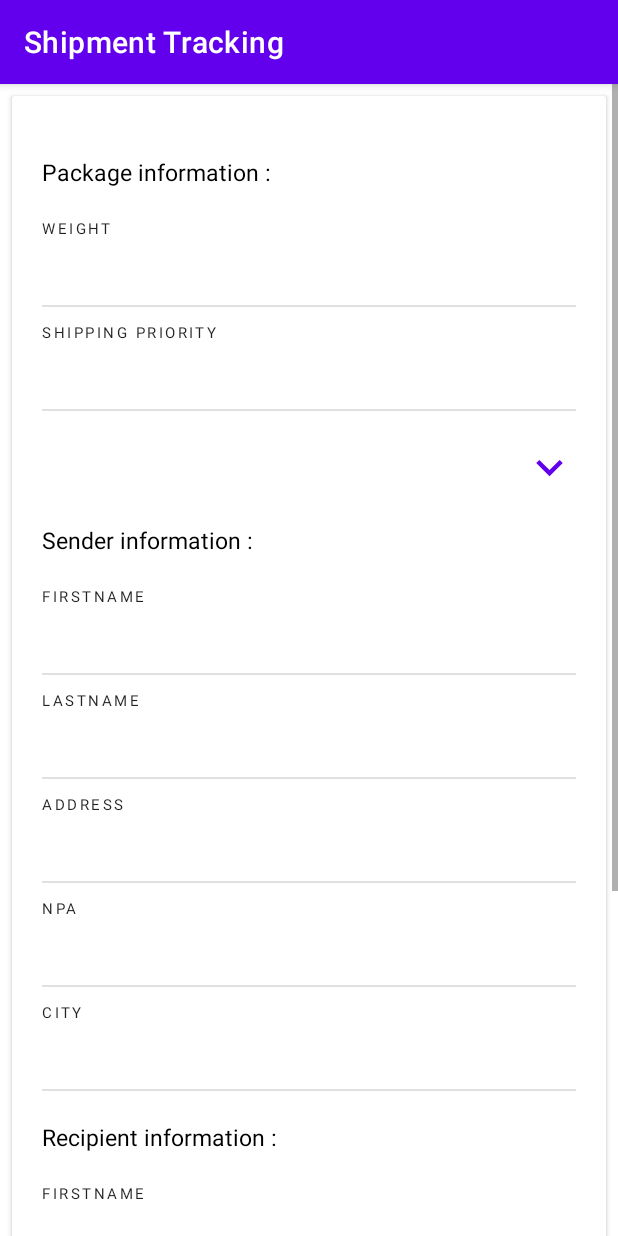
After one commit to d-roduit/ShipmentTracking, an Android app: the ClientTrackPackageInformationActivity screen opened directly, with no data from a screen before it, on a phone screen of 412 x 824 dp. The commit adds this screen. Run offline under Robolectric (Android 15) with nearby library versions, the phone set to English and light mode, and no system bars.

Commit message:
Room implementation, insert Item, track activity

```diff
--- a/app/src/main/AndroidManifest.xml
+++ b/app/src/main/AndroidManifest.xml
@@ -11,6 +11,7 @@
         android:roundIcon="@mipmap/ic_launcher_round"
         android:supportsRtl="true"
         android:theme="@style/Theme.Shipmenttrackingapp">
+        <activity android:name=".ClientTrackPackageInformationActivity"></activity>
         <activity
             android:name=".ClientTrackPackageActivity"
             android:parentActivityName=".ClientMainActivity" />
@@ -20,8 +21,8 @@
             android:parentActivityName=".ClientSendPackageActivity" />
         <activity
             android:name=".ClientSendPackageActivity"
-            android:parentActivityName=".ClientMainActivity"
-            android:launchMode="singleTask"/>
+            android:launchMode="singleTask"
+            android:parentActivityName=".ClientMainActivity" />
         <activity
             android:name=".QuestionsAnswersActivity"
             android:theme="@style/Theme.Shipmenttrackingapp.NoActionBar" />
--- /dev/null
+++ b/app/src/main/java/ch/dc/shipment_tracking_app/ClientTrackPackageInformationActivity.java
@@ -0,0 +1,14 @@
+package ch.dc.shipment_tracking_app;
+
+import androidx.appcompat.app.AppCompatActivity;
+
+import android.os.Bundle;
+
+public class ClientTrackPackageInformationActivity extends AppCompatActivity {
+
+    @Override
+    protected void onCreate(Bundle savedInstanceState) {
+        super.onCreate(savedInstanceState);
+        setContentView(R.layout.activity_client_track_package_information);
+    }
+}
--- a/app/src/main/java/ch/dc/shipment_tracking_app/db/AppDatabase.java
+++ b/app/src/main/java/ch/dc/shipment_tracking_app/db/AppDatabase.java
@@ -92,7 +92,7 @@ public abstract class AppDatabase extends RoomDatabase {
             , "Rue des Champs 9", "1920", "Martigny", "Daniel",
                     "Roduit", "Rue quelque part", "1800", "JspOu"));
 
-            shipmentDao.insert(new Shipment(1, "1920", "Martigny"));
+            shipmentDao.insert(new Shipment(1111111, 1, "1920", "Martigny"));
             return null;
         }
     }
--- /dev/null
+++ b/app/src/main/res/drawable/ic_arrow_down.xml
@@ -0,0 +1,10 @@
+<vector xmlns:android="http://schemas.android.com/apk/res/android"
+    android:width="24dp"
+    android:height="24dp"
+    android:viewportWidth="24"
+    android:viewportHeight="24"
+    android:tint="?attr/colorControlNormal">
+  <path
+      android:fillColor="@android:color/white"
+      android:pathData="M7.41,8.59L12,13.17l4.59,-4.58L18,10l-6,6 -6,-6 1.41,-1.41z"/>
+</vector>
--- a/app/src/main/res/layout/activity_client_package_sent.xml
+++ b/app/src/main/res/layout/activity_client_package_sent.xml
@@ -40,7 +40,6 @@
             android:layout_width="wrap_content"
             android:layout_height="wrap_content"
             android:padding="20dp"
-            android:text="35566778"
             android:layout_centerInParent="true"
             android:textColor="@color/black"
             android:textSize="18sp" />
--- /dev/null
+++ b/app/src/main/res/layout/activity_client_track_package_information.xml
@@ -0,0 +1,310 @@
+<?xml version="1.0" encoding="utf-8"?>
+<ScrollView xmlns:android="http://schemas.android.com/apk/res/android"
+    xmlns:app="http://schemas.android.com/apk/res-auto"
+    xmlns:tools="http://schemas.android.com/tools"
+    android:layout_width="match_parent"
+    android:layout_height="match_parent"
+    tools:context=".ClientTrackPackageInformationActivity">
+
+    <LinearLayout
+        android:layout_width="match_parent"
+        android:layout_height="wrap_content"
+        android:orientation="vertical">
+
+    <androidx.cardview.widget.CardView
+        android:id="@+id/cardview_package_information"
+        android:layout_width="match_parent"
+        android:layout_height="wrap_content"
+        style="@style/CardView.Light"
+        android:layout_margin="8dp">
+
+
+        <LinearLayout
+            android:layout_width="match_parent"
+            android:layout_height="wrap_content"
+            android:orientation="vertical"
+            android:padding="20dp">
+
+            <TextView
+                android:layout_width="wrap_content"
+                android:layout_height="wrap_content"
+                android:text="@string/client_send_package_information"
+                android:textSize="15sp"
+                android:textColor="@color/black"
+                android:layout_marginTop="20dp"
+                android:layout_marginBottom="10dp"
+                />
+
+
+            <TextView
+                android:layout_width="wrap_content"
+                android:layout_height="wrap_content"
+                android:text="@string/weight"
+                android:layout_marginTop="10dp"
+                android:layout_marginBottom="6dp"
+
+                style="@style/TextAppearance.MaterialComponents.Overline"/>
+
+            <TextView
+                android:id="@+id/track_package_weight"
+                android:layout_width="wrap_content"
+                android:layout_height="wrap_content"
+                android:textColor="@color/black"
+                android:textSize="16sp"
+                android:layout_marginBottom="16dp"/>
+
+            <View style="@style/Divider"/>
+
+            <TextView
+                android:layout_width="wrap_content"
+                android:layout_height="wrap_content"
+                android:text="@string/shipping_priority"
+                android:layout_marginTop="10dp"
+                android:layout_marginBottom="6dp"
+
+                style="@style/TextAppearance.MaterialComponents.Overline"/>
+
+            <TextView
+                android:id="@+id/track_package_shipping_priority"
+                android:layout_width="wrap_content"
+                android:layout_height="wrap_content"
+                android:textColor="@color/black"
+                android:textSize="16sp"
+                android:layout_marginBottom="16dp"/>
+
+            <View style="@style/Divider"/>
+
+            <Button
+                android:id="@+id/button_expandCard_arrow_down"
+                android:layout_width="35dp"
+                android:layout_height="35dp"
+                android:background="@drawable/ic_arrow_down"
+                android:layout_gravity="end"
+                android:layout_marginTop="20dp"/>
+
+            <LinearLayout
+                android:id="@+id/package_information_expandableView"
+                android:layout_width="match_parent"
+                android:layout_height="wrap_content"
+                android:orientation="vertical">
+
+
+                <TextView
+                    android:layout_width="wrap_content"
+                    android:layout_height="wrap_content"
+                    android:text="@string/client_send_package_contact_information"
+                    android:textSize="15sp"
+                    android:textColor="@color/black"
+                    android:layout_marginTop="20dp"
+                    android:layout_marginBottom="10dp"
+                    />
+
+                <TextView
+                    android:layout_width="wrap_content"
+                    android:layout_height="wrap_content"
+                    android:text="@string/firstname"
+                    android:layout_marginTop="10dp"
+                    android:layout_marginBottom="6dp"
+
+                    style="@style/TextAppearance.MaterialComponents.Overline"/>
+
+                <TextView
+                    android:id="@+id/package_confirmation_sender_firstname"
+                    android:layout_width="wrap_content"
+                    android:layout_height="wrap_content"
+                    android:textColor="@color/black"
+                    android:textSize="16sp"
+                    android:layout_marginBottom="16dp"/>
+
+                <View style="@style/Divider"/>
+
+                <TextView
+                    android:layout_width="wrap_content"
+                    android:layout_height="wrap_content"
+                    android:text="@string/lastname"
+                    android:layout_marginTop="10dp"
+                    android:layout_marginBottom="6dp"
+
+                    style="@style/TextAppearance.MaterialComponents.Overline"/>
+
+                <TextView
+                    android:id="@+id/package_confirmation_sender_lastname"
+                    android:layout_width="wrap_content"
+                    android:layout_height="wrap_content"
+                    android:textColor="@color/black"
+                    android:textSize="16sp"
+                    android:layout_marginBottom="16dp"/>
+
+                <View style="@style/Divider"/>
+
+                <TextView
+                    android:layout_width="wrap_content"
+                    android:layout_height="wrap_content"
+                    android:text="@string/address"
+                    android:layout_marginTop="10dp"
+                    android:layout_marginBottom="6dp"
+
+                    style="@style/TextAppearance.MaterialComponents.Overline"/>
+
+                <TextView
+                    android:id="@+id/package_confirmation_sender_address"
+                    android:layout_width="wrap_content"
+                    android:layout_height="wrap_content"
+                    android:textColor="@color/black"
+                    android:textSize="16sp"
+                    android:layout_marginBottom="16dp"/>
+
+                <View style="@style/Divider"/>
+
+                <TextView
+                    android:layout_width="wrap_content"
+                    android:layout_height="wrap_content"
+                    android:text="@string/npa"
+                    android:layout_marginTop="10dp"
+                    android:layout_marginBottom="6dp"
+
+                    style="@style/TextAppearance.MaterialComponents.Overline"/>
+
+                <TextView
+                    android:id="@+id/package_confirmation_sender_npa"
+                    android:layout_width="wrap_content"
+                    android:layout_height="wrap_content"
+                    android:textColor="@color/black"
+                    android:textSize="16sp"
+                    android:layout_marginBottom="16dp"/>
+
+                <View style="@style/Divider"/>
+
+                <TextView
+                    android:layout_width="wrap_content"
+                    android:layout_height="wrap_content"
+                    android:text="@string/city"
+                    android:layout_marginTop="10dp"
+                    android:layout_marginBottom="6dp"
+
+                    style="@style/TextAppearance.MaterialComponents.Overline"/>
+
+                <TextView
+                    android:id="@+id/package_confirmation_sender_city"
+                    android:layout_width="wrap_content"
+                    android:layout_height="wrap_content"
+                    android:textColor="@color/black"
+                    android:textSize="16sp"
+                    android:layout_marginBottom="16dp"/>
+
+                <View style="@style/Divider"/>
+
+                <TextView
+                    android:layout_width="wrap_content"
+                    android:layout_height="wrap_content"
+                    android:text="@string/client_send_package_recipient_contact_information"
+                    android:textSize="15sp"
+                    android:textColor="@color/black"
+                    android:layout_marginTop="20dp"
+                    android:layout_marginBottom="10dp"
+                    />
+
+                <TextView
+                    android:layout_width="wrap_content"
+                    android:layout_height="wrap_content"
+                    android:text="@string/firstname"
+                    android:layout_marginTop="10dp"
+                    android:layout_marginBottom="6dp"
+
+                    style="@style/TextAppearance.MaterialComponents.Overline"/>
+
+                <TextView
+                    android:id="@+id/package_confirmation_recipient_firstname"
+                    android:layout_width="wrap_content"
+                    android:layout_height="wrap_content"
+                    android:textColor="@color/black"
+                    android:textSize="16sp"
+                    android:layout_marginBottom="16dp"/>
+
+                <View style="@style/Divider"/>
+
+                <TextView
+                    android:layout_width="wrap_content"
+                    android:layout_height="wrap_content"
+                    android:text="@string/lastname"
+                    android:layout_marginTop="10dp"
+                    android:layout_marginBottom="6dp"
+
+                    style="@style/TextAppearance.MaterialComponents.Overline"/>
+
+                <TextView
+                    android:id="@+id/package_confirmation_recipient_lastname"
+                    android:layout_width="wrap_content"
+                    android:layout_height="wrap_content"
+                    android:textColor="@color/black"
+                    android:textSize="16sp"
+                    android:layout_marginBottom="16dp"/>
+
+                <View style="@style/Divider"/>
+
+                <TextView
+                    android:layout_width="wrap_content"
+                    android:layout_height="wrap_content"
+                    android:text="@string/address"
+                    android:layout_marginTop="10dp"
+                    android:layout_marginBottom="6dp"
+
+                    style="@style/TextAppearance.MaterialComponents.Overline"/>
+
+                <TextView
+                    android:id="@+id/package_confirmation_recipient_address"
+                    android:layout_width="wrap_content"
+                    android:layout_height="wrap_content"
+                    android:textColor="@color/black"
+                    android:textSize="16sp"
+                    android:layout_marginBottom="16dp"/>
+
+                <View style="@style/Divider"/>
+
+                <TextView
+                    android:layout_width="wrap_content"
+                    android:layout_height="wrap_content"
+                    android:text="@string/npa"
+                    android:layout_marginTop="10dp"
+                    android:layout_marginBottom="6dp"
+
+                    style="@style/TextAppearance.MaterialComponents.Overline"/>
+
+                <TextView
+                    android:id="@+id/package_confirmation_recipient_npa"
+                    android:layout_width="wrap_content"
+                    android:layout_height="wrap_content"
+                    android:textColor="@color/black"
+                    android:textSize="16sp"
+                    android:layout_marginBottom="16dp"/>
+
+                <View style="@style/Divider"/>
+
+                <TextView
+                    android:layout_width="wrap_content"
+                    android:layout_height="wrap_content"
+                    android:text="@string/city"
+                    android:layout_marginTop="10dp"
+                    android:layout_marginBottom="6dp"
+
+                    style="@style/TextAppearance.MaterialComponents.Overline"/>
+
+                <TextView
+                    android:id="@+id/package_confirmation_recipient_city"
+                    android:layout_width="wrap_content"
+                    android:layout_height="wrap_content"
+                    android:textColor="@color/black"
+                    android:textSize="16sp"
+                    android:layout_marginBottom="16dp"/>
+
+            </LinearLayout>
+
+
+        </LinearLayout>
+
+
+    </androidx.cardview.widget.CardView>
+
+    </LinearLayout>
+
+</ScrollView>
```
Also changed, not shown: app/src/main/java/ch/dc/shipment_tracking_app/ClientPackageConfirmationActivity.java (+39 -29 lines), app/src/main/java/ch/dc/shipment_tracking_app/ClientPackageSentActivity.java (+7 -0 lines), app/src/main/java/ch/dc/shipment_tracking_app/db/async/item/DeleteItem.java (+7 -14 lines), app/src/main/java/ch/dc/shipment_tracking_app/db/async/item/InsertItem.java (+7 -14 lines), app/src/main/java/ch/dc/shipment_tracking_app/db/async/item/UpdateItem.java (+7 -14 lines), app/src/main/java/ch/dc/shipment_tracking_app/db/async/shipment/DeleteShipment.java (+7 -14 lines), app/src/main/java/ch/dc/shipment_tracking_app/db/async/shipment/InsertShipment.java (+7 -14 lines), app/src/main/java/ch/dc/shipment_tracking_app/db/async/shipment/UpdateShipment.java (+7 -14 lines), app/src/main/java/ch/dc/shipment_tracking_app/db/entity/Item.java (+24 -1 lines), app/src/main/java/ch/dc/shipment_tracking_app/db/entity/Shipment.java (+4 -4 lines), app/src/main/java/ch/dc/shipment_tracking_app/db/repository/ItemRepository.java (+19 -30 lines), app/src/main/java/ch/dc/shipment_tracking_app/db/repository/ShipmentRepository.java (+21 -27 lines), app/src/main/java/ch/dc/shipment_tracking_app/viewmodel/ItemViewModel.java (+6 -17 lines), app/src/main/java/ch/dc/shipment_tracking_app/viewmodel/ShipmentViewModel.java (+6 -13 lines), 1 other file.
